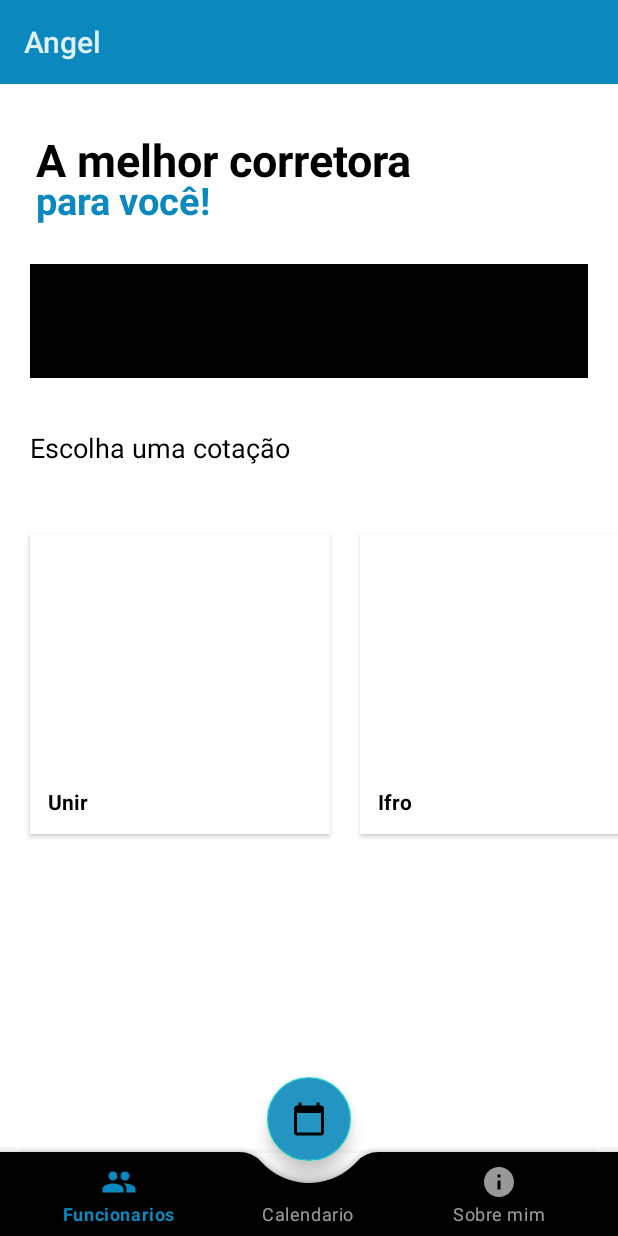
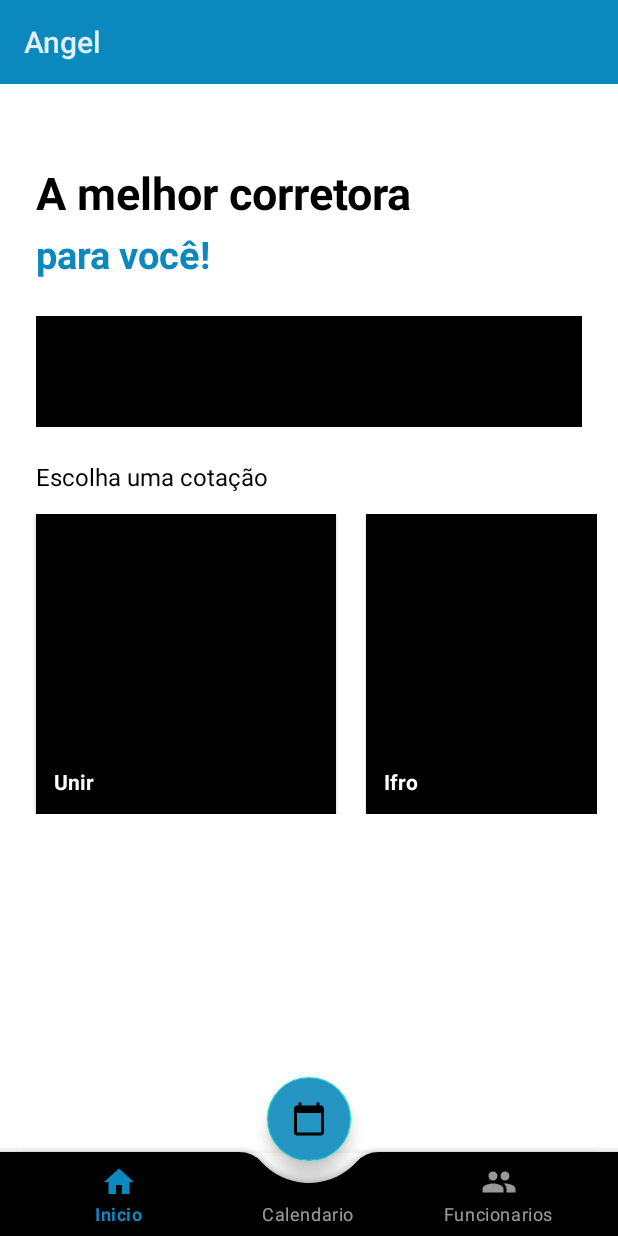
Before and after one commit to joaovictor78/app_corretagem, an Android app: the screen it shows after launch (homeActivity), on a phone screen of 412 x 824 dp. Run offline under Robolectric (Android 15) with nearby library versions, the phone set to English and light mode, and no system bars.

Commit message:
navegação de telas

```diff
--- a/app/src/main/java/com/example/corretagemapp/Home.java
+++ b/app/src/main/java/com/example/corretagemapp/Home.java
@@ -2,63 +2,38 @@ package com.example.corretagemapp;
 
 import android.os.Bundle;
 
+import androidx.appcompat.app.AppCompatActivity;
 import androidx.fragment.app.Fragment;
+import androidx.recyclerview.widget.LinearLayoutManager;
+import androidx.recyclerview.widget.RecyclerView;
 
 import android.view.LayoutInflater;
 import android.view.View;
 import android.view.ViewGroup;
 
-/**
- * A simple {@link Fragment} subclass.
- * Use the {@link Home#newInstance} factory method to
- * create an instance of this fragment.
- */
+import com.example.corretagemapp.models.Corretoras;
+
+import java.util.ArrayList;
+
 public class Home extends Fragment {
 
-    // TODO: Rename parameter arguments, choose names that match
-    // the fragment initialization parameters, e.g. ARG_ITEM_NUMBER
-    private static final String ARG_PARAM1 = "param1";
-    private static final String ARG_PARAM2 = "param2";
-
-    // TODO: Rename and change types of parameters
-    private String mParam1;
-    private String mParam2;
-
-    public Home() {
-        // Required empty public constructor
-    }
-
-    /**
-     * Use this factory method to create a new instance of
-     * this fragment using the provided parameters.
-     *
-     * @param param1 Parameter 1.
-     * @param param2 Parameter 2.
-     * @return A new instance of fragment Home.
-     */
-    // TODO: Rename and change types and number of parameters
-    public static Home newInstance(String param1, String param2) {
-        Home fragment = new Home();
-        Bundle args = new Bundle();
-        args.putString(ARG_PARAM1, param1);
-        args.putString(ARG_PARAM2, param2);
-        fragment.setArguments(args);
-        return fragment;
-    }
+    // Add RecyclerView member
+    private RecyclerView recyclerView;
+    private CorretoraAdapter corretoraAdapter;
 
     @Override
-    public void onCreate(Bundle savedInstanceState) {
-        super.onCreate(savedInstanceState);
-        if (getArguments() != null) {
-            mParam1 = getArguments().getString(ARG_PARAM1);
-            mParam2 = getArguments().getString(ARG_PARAM2);
-        }
-    }
+    public View onCreateView(
+            LayoutInflater inflater, ViewGroup container,
+            Bundle savedInstanceState
+    ) {
 
-    @Override
-    public View onCreateView(LayoutInflater inflater, ViewGroup container,
-                             Bundle savedInstanceState) {
         // Inflate the layout for this fragment
-        return inflater.inflate(R.layout.fragment_home, container, false);
+        View view = inflater.inflate(R.layout.fragment_home, container, false);
+
+        // Add the following lines to create RecyclerView
+        recyclerView = view.findViewById(R.id.rowlistview);
+        corretoraAdapter = new CorretoraAdapter(new ArrayList<>(Corretoras.listCorretoras()));
+        recyclerView.setAdapter(corretoraAdapter);
+        return view;
     }
 }
--- a/app/src/main/java/com/example/corretagemapp/homeActivity.java
+++ b/app/src/main/java/com/example/corretagemapp/homeActivity.java
@@ -1,24 +1,57 @@
 package com.example.corretagemapp;
 
+import androidx.annotation.NonNull;
 import androidx.appcompat.app.AppCompatActivity;
+import androidx.fragment.app.Fragment;
+import androidx.navigation.NavController;
+import androidx.navigation.Navigation;
 import androidx.recyclerview.widget.RecyclerView;
 
+import android.content.Intent;
 import android.os.Bundle;
+import android.view.MenuItem;
 
 import com.example.corretagemapp.models.Corretora;
 import com.example.corretagemapp.models.Corretoras;
+import com.google.android.material.bottomnavigation.BottomNavigationView;
 
 import java.util.ArrayList;
 
+
 public class homeActivity extends AppCompatActivity {
-     private CorretoraAdapter corretoraAdapter;
+
+
     @Override
     protected void onCreate(Bundle savedInstanceState) {
         super.onCreate(savedInstanceState);
         setContentView(R.layout.home_activity);
-        corretoraAdapter = new CorretoraAdapter(new ArrayList<>(Corretoras.listCorretoras()));
-        RecyclerView recyclerView = findViewById(R.id.rowlistview);
-        recyclerView.setAdapter(corretoraAdapter);
+        BottomNavigationView bottomNav = findViewById(R.id.bottomNavView);
+        bottomNav.getMenu().getItem(1).setEnabled(false);
+        bottomNav.setOnNavigationItemSelectedListener(navListener);
+        //I added this if statement to keep the selected fragment when rotating the device
+        if (savedInstanceState == null) {
+            getSupportFragmentManager().beginTransaction().replace(R.id.fragment_container,
+                    new Home()).commit();
+        }
+    }
+    private BottomNavigationView.OnNavigationItemSelectedListener navListener =
+            new BottomNavigationView.OnNavigationItemSelectedListener() {
+                @Override
+                public boolean onNavigationItemSelected(@NonNull MenuItem item) {
+                    Fragment selectedFragment = null;
+                    switch (item.getItemId()) {
+                        case R.id.home:
+                            selectedFragment = new Home();
+                            break;
+                        case R.id.employees:
+                            selectedFragment = new Funcionarios();
+                            break;
+                    }
+                    getSupportFragmentManager().beginTransaction().replace(R.id.fragment_container,
+                            selectedFragment).commit();
+                    return true;
+                }
+            };
 
-    }
+
 }
--- a/app/src/main/res/layout/card_item.xml
+++ b/app/src/main/res/layout/card_item.xml
@@ -4,9 +4,9 @@
     android:layout_height="200dp"
     android:layout_width="200dp"
     android:id="@+id/card_view"
+    android:layout_marginRight="10dp"
     android:layout_marginLeft="10dp"
-    android:layout_marginRight="10dp"
-    card_view:cardBackgroundColor="@color/white"
+    card_view:cardBackgroundColor="@color/black"
     card_view:cardCornerRadius="0dp"
     >
 
@@ -17,6 +17,6 @@
             android:text="Not defined"
             android:gravity="bottom"
             android:layout_margin="12dp"
-            android:textColor="@color/black"
+            android:textColor="@color/white"
             android:textStyle="bold"
             /> </androidx.cardview.widget.CardView>
--- a/app/src/main/res/layout/fragment_home.xml
+++ b/app/src/main/res/layout/fragment_home.xml
@@ -1,14 +1,67 @@
 <?xml version="1.0" encoding="utf-8"?>
-<FrameLayout xmlns:android="http://schemas.android.com/apk/res/android"
+<androidx.constraintlayout.widget.ConstraintLayout xmlns:android="http://schemas.android.com/apk/res/android"
     xmlns:tools="http://schemas.android.com/tools"
     android:layout_width="match_parent"
     android:layout_height="match_parent"
+    xmlns:app="http://schemas.android.com/apk/res-auto"
     tools:context=".Home">
+    <TextView
+        android:id="@+id/titleMain"
+        android:layout_width="wrap_content"
+        android:layout_height="wrap_content"
+        android:layout_marginTop="52dp"
+        android:layout_marginLeft="24dp"
+        android:text="A melhor corretora"
+        android:textColor="@color/black"
+        android:textSize="30sp"
+        android:textStyle="bold"
+        app:layout_constraintStart_toStartOf="parent"
+        app:layout_constraintTop_toTopOf="parent" />
 
-    <!-- TODO: Update blank fragment layout -->
     <TextView
+        android:id="@+id/subtitleMain"
+        android:layout_width="wrap_content"
+        android:layout_height="wrap_content"
+        android:layout_marginTop="3dp"
+        android:layout_marginLeft="24dp"
+        android:text="para você!"
+        android:textColor="#0B88BD"
+        android:textSize="25sp"
+        android:textStyle="bold"
+        app:layout_anchor="@id/titleMain"
+        app:layout_anchorGravity="bottom"
+        app:layout_constraintStart_toStartOf="parent"
+        app:layout_constraintTop_toBottomOf="@+id/titleMain" />
+
+    <ImageView
+        android:id="@+id/banner"
         android:layout_width="match_parent"
-        android:layout_height="match_parent"
-        android:text="@string/hello_blank_fragment" />
+        android:layout_height="74dp"
+        android:layout_margin="24dp"
+        android:background="@color/black"
+        app:layout_anchor="@id/subtitleMain"
+        app:layout_constraintTop_toBottomOf="@id/subtitleMain"
+        tools:layout_editor_absoluteX="25dp" />
 
-</FrameLayout>
+    <TextView
+        android:id="@+id/categories"
+        android:layout_width="wrap_content"
+        android:layout_height="wrap_content"
+        android:layout_marginTop="22dp"
+        android:layout_marginLeft="24dp"
+        android:text="Escolha uma cotação"
+        android:textColor="@color/black"
+        android:textSize="16sp"
+        app:layout_constraintStart_toStartOf="parent"
+        app:layout_constraintTop_toBottomOf="@+id/banner"></TextView>
+
+    <androidx.recyclerview.widget.RecyclerView
+        android:id="@+id/rowlistview"
+        android:layout_width="match_parent"
+        android:layout_height="wrap_content"
+        android:layout_margin="14dp"
+        android:orientation="horizontal"
+        app:layoutManager="androidx.recyclerview.widget.LinearLayoutManager"
+        app:layout_constraintTop_toBottomOf="@+id/categories"/>
+
+</androidx.constraintlayout.widget.ConstraintLayout>
--- a/app/src/main/res/layout/home_activity.xml
+++ b/app/src/main/res/layout/home_activity.xml
@@ -5,74 +5,11 @@
     android:layout_width="match_parent"
     android:layout_height="match_parent"
     tools:context=".homeActivity">
-
-
-    <TextView
-        android:id="@+id/titleMain"
-        android:layout_width="wrap_content"
-        android:layout_height="wrap_content"
-        android:layout_marginTop="30dp"
-        android:layout_marginLeft="24dp"
-        android:layout_marginBottom="50dp"
-        android:text="A melhor corretora"
-        android:textColor="@color/black"
-        android:textSize="30sp"
-        android:textStyle="bold"
-        android:gravity="start"
-        />
-
-    <TextView
-        android:id="@+id/subtitleMain"
-        android:layout_width="wrap_content"
-        android:layout_height="wrap_content"
-        android:layout_marginTop="60dp"
-        android:layout_marginLeft="24dp"
-        android:text="para você!"
-        android:textColor="#0B88BD"
-        android:textSize="25sp"
-        android:textStyle="bold"
-        app:layout_anchor="@id/titleMain"
-        app:layout_anchorGravity="bottom"/>
-
-
-    <ImageView
-        android:id="@+id/banner"
+    <FrameLayout
+        android:id="@+id/fragment_container"
         android:layout_width="match_parent"
-        android:layout_height="76dp"
-        android:layout_marginLeft="20dp"
-        android:layout_marginRight="20dp"
-        android:layout_marginTop="120dp"
-        android:background="@color/black"
-        app:layout_anchor="@id/subtitleMain"
-        app:layout_anchorGravity="bottom"
-        tools:layout_editor_absoluteX="24dp"/>
-
-    <TextView
-        android:id="@+id/categories"
-        android:layout_width="wrap_content"
-        android:layout_height="wrap_content"
-        android:layout_marginTop="230dp"
-        android:layout_marginLeft="20dp"
-        android:layout_marginBottom="20dp"
-        android:text="Escolha uma cotação"
-        android:textColor="@color/black"
-        android:textSize="18sp"
-        app:layout_anchorGravity="bottom"
-        app:layout_anchor="@id/banner"></TextView>
-
-    <androidx.recyclerview.widget.RecyclerView
-        android:id="@+id/rowlistview"
-        android:layout_width="match_parent"
-        android:layout_height="wrap_content"
-        android:layout_marginLeft="10dp"
-        android:layout_marginRight="10dp"
-        android:layout_marginTop="300dp"
-        android:orientation="horizontal"
-        app:layoutManager="androidx.recyclerview.widget.LinearLayoutManager"
-        app:layout_anchor="@+id/categories"
-        app:layout_anchorGravity="bottom|center"
-        tools:ignore="MissingConstraints" />
-
+        android:layout_height="match_parent"
+        android:layout_above="@id/bottomAppBar"/>
     <com.google.android.material.bottomappbar.BottomAppBar
         android:id="@+id/bottomAppBar"
         android:layout_width="match_parent"
@@ -86,6 +23,7 @@
         tools:ignore="BottomAppBar,MissingConstraints">
 
         <com.google.android.material.bottomnavigation.BottomNavigationView
+            android:id="@+id/bottomNavView"
             android:layout_width="match_parent"
             android:layout_height="match_parent"
             android:background="@color/transparent"
@@ -94,7 +32,7 @@
     </com.google.android.material.bottomappbar.BottomAppBar>
 
     <com.google.android.material.floatingactionbutton.FloatingActionButton
-        android:id="@+id/bottomNavigationMenuView"
+        android:id="@+id/fab"
         android:layout_width="wrap_content"
         android:layout_height="wrap_content"
         android:backgroundTint="@color/ciano_480"
@@ -103,4 +41,6 @@
         app:rippleColor="@color/white" />
 
 
+
+
 </androidx.coordinatorlayout.widget.CoordinatorLayout>
--- a/app/src/main/res/menu/bottom_navmenu.xml
+++ b/app/src/main/res/menu/bottom_navmenu.xml
@@ -1,11 +1,13 @@
 <?xml version="1.0" encoding="utf-8"?>
 <menu xmlns:android="http://schemas.android.com/apk/res/android">
+    <item android:id="@+id/home"
+        android:icon="@drawable/ic_home"
+        android:title="Inicio"/>
+    <item android:id="@+id/calendar"
+        android:title="Calendario"/>
     <item android:id="@+id/employees"
         android:title="Funcionarios"
         android:icon="@drawable/ic_funcionarios"/>
-    <item android:id="@+id/calendar"
-        android:title="Calendario"/>
-    <item android:id="@+id/about_me"
-        android:title="Sobre mim"
-        android:icon="@drawable/ic_information"/>
+
+
 </menu>
--- a/app/src/main/res/values/strings.xml
+++ b/app/src/main/res/values/strings.xml
@@ -4,4 +4,6 @@
     <string name="title_home">Home</string>
     <string name="title_dashboard">Dashboard</string>
     <string name="title_notifications">Notifications</string>
+    <!-- TODO: Remove or change this placeholder text -->
+    <string name="hello_blank_fragment">Hello blank fragment</string>
 </resources>
```
Also changed, not shown: app/build.gradle (+7 -0 lines), app/src/main/res/navigation/navigation.xml (+4 -3 lines).
